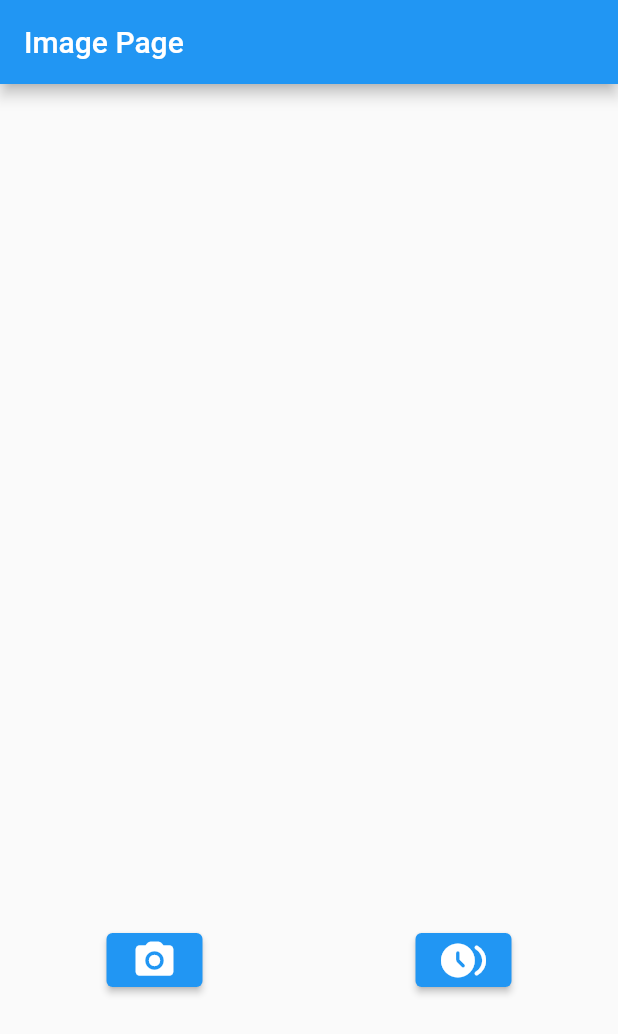
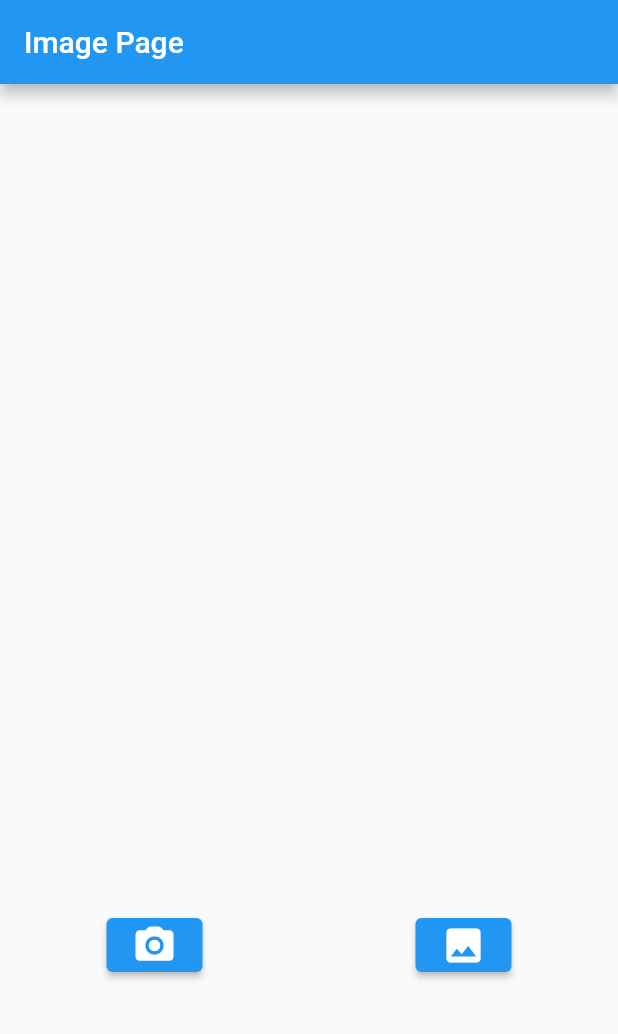
Before and after one commit to vinayakrajvardhan/ImagePicker-Flutter, a Flutter app: the screen it shows after launch, on a phone screen of 412 x 824 dp. Shown: the top 1034 px of the screen. Run offline on Flutter 3.47's test engine with Material 2 defaults, Android fonts, the light colour scheme and no system bars; our stand-ins replace image_picker, share_plus.

Commit message:
share plus

```diff
--- a/lib/pages/imagepicservice.dart
+++ b/lib/pages/imagepicservice.dart
@@ -1,5 +1,5 @@
 import 'dart:io';
-
+import 'package:share_plus/share_plus.dart';
 import 'package:flutter/material.dart';
 import 'package:image_picker/image_picker.dart';
 
@@ -62,12 +62,25 @@ class _ImagePageState extends State<ImagePage> {
               ElevatedButton(
                 onPressed: pickImageFromGallery,
                 child: Icon(
-                  Icons.browse_gallery_rounded,
+                  Icons.image,
                   size: 30,
                 ),
               ),
             ],
           ),
+          SizedBox(
+            height: 20,
+          ),
+          _image != null
+              ? ElevatedButton(
+                  onPressed: () {
+                    if (_image != null) {
+                      Share.shareFiles([_image!.path]);
+                    }
+                  },
+                  child: Text('Share the Pictures'),
+                )
+              : Container(),
         ],
       ),
     );
```
Also changed, not shown: pubspec.yaml (+1 -6 lines), pubspec.lock, 2 other files.
